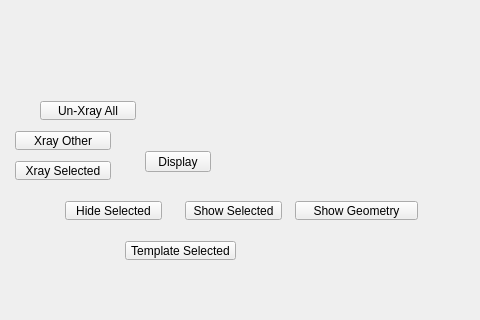
The window that tentacle/ui/2/display_submenu.ui (m3trik/tentacle) describes before a commit, drawn with Qt 5; both pictures show x 120 to 600 and y 139 to 459 of the 600 by 600 pixel window.
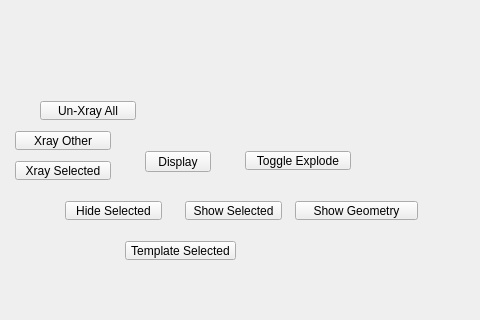
The same window after the commit.

Diff of the .ui file:
```diff
--- a/tentacle/ui/2/display_submenu.ui
+++ b/tentacle/ui/2/display_submenu.ui
@@ -226,6 +226,25 @@
      <string>Show Geometry</string>
     </property>
    </widget>
+   <widget class="QPushButton" name="b010">
+    <property name="geometry">
+     <rect>
+      <x>365</x>
+      <y>290</y>
+      <width>106</width>
+      <height>19</height>
+     </rect>
+    </property>
+    <property name="minimumSize">
+     <size>
+      <width>0</width>
+      <height>19</height>
+     </size>
+    </property>
+    <property name="text">
+     <string>Toggle Explode</string>
+    </property>
+   </widget>
   </widget>
  </widget>
  <resources/>
```
